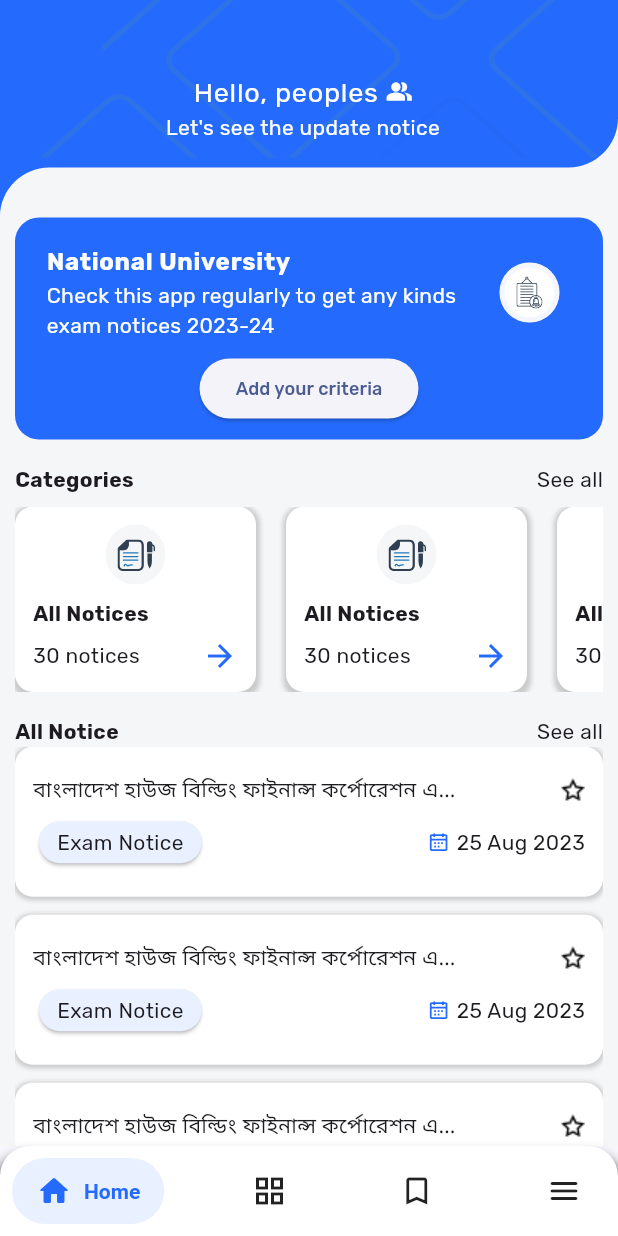
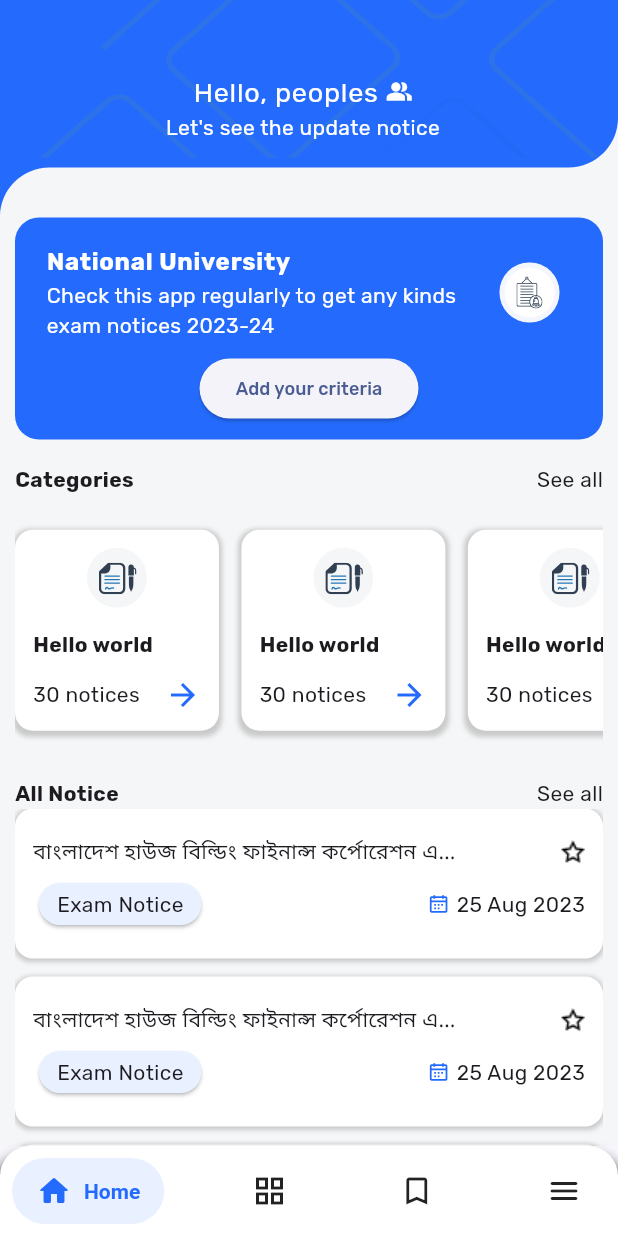
Before and after one commit to aacfahim/notice-board, a Flutter app: the CustomBottomNavigationBar screen opened directly, on a phone screen of 412 x 824 dp. Run offline on Flutter 3.47's test engine with Material 3 defaults, Android fonts, the phone set to English and light mode, and no system bars; drawn by our look-alikes of salomon_bottom_bar; our stand-ins replace bloc, flutter_svg, google_fonts.

Commit message:
catergory tile design issue resolved

```diff
--- a/lib/features/home/ui/home.dart
+++ b/lib/features/home/ui/home.dart
@@ -54,37 +54,30 @@ class _HomeState extends State<Home> {
                     ],
                   ),
                   SizedBox(height: height * 0.01),
-                  // Container(
-                  //   constraints: BoxConstraints(
-                  //     maxHeight: 100,
-                  //     minHeight: 10,
-                  //   ),
-                  //   color: Colors.blue,
-                  //   child: Container(
-                  //     height: 10,
-                  //     color: Colors.red,
-                  //   ),
-                  // ),
                   Container(
-                    // color: Colors.red,
-                    height: height * 0.15,
-
-                    // constraints: BoxConstraints(
-                    //   maxHeight: 100,
-                    //   minHeight: 20,
-                    // ),
-
-                    // height: 200,
-                    child: ListView.separated(
-                      scrollDirection: Axis.horizontal,
-                      itemCount: 10,
-                      itemBuilder: (context, index) {
-                        return CategoryTile(
-                            title: "All Notices", noticesCount: 30);
-                      },
-                      separatorBuilder: (context, index) => SizedBox(width: 20),
-                    ),
-                  ),
+                      width: double.infinity,
+                      height: height * .2,
+                      child: Center(
+                        child: Container(
+                          height: 150,
+                          child: ListView.separated(
+                            scrollDirection: Axis.horizontal,
+                            itemCount: 20,
+                            itemBuilder: (index, context) {
+                              return Padding(
+                                padding:
+                                    const EdgeInsets.symmetric(vertical: 8.0),
+                                child: CategoryTile(
+                                  noticesCount: 30,
+                                  title: "Hello world",
+                                ),
+                              );
+                            },
+                            separatorBuilder: (index, context) =>
+                                SizedBox(width: 15),
+                          ),
+                        ),
+                      )),
                   SizedBox(height: height * 0.02),
                   Row(
                     mainAxisAlignment: MainAxisAlignment.spaceBetween,
--- a/lib/features/home/ui/widgets/categories_tile.dart
+++ b/lib/features/home/ui/widgets/categories_tile.dart
@@ -13,11 +13,7 @@ class CategoryTile extends StatelessWidget {
     double height = MediaQuery.of(context).size.height;
     double width = MediaQuery.of(context).size.width;
     return Container(
-      height: height * .12,
-      // height: 20,
-
-      width: width * .39,
-
+      width: width * .33,
       decoration: BoxDecoration(
           color: Colors.white,
           boxShadow: [
--- a/lib/main.dart
+++ b/lib/main.dart
@@ -28,7 +28,7 @@ class MyApp extends StatelessWidget {
         ),
       ),
       debugShowCheckedModeBanner: false,
-      home: NoticeDetailScreen(title: "বিজ্ঞপ্তি"),
+      home: CustomBottomNavigationBar(),
     );
   }
 }
```
